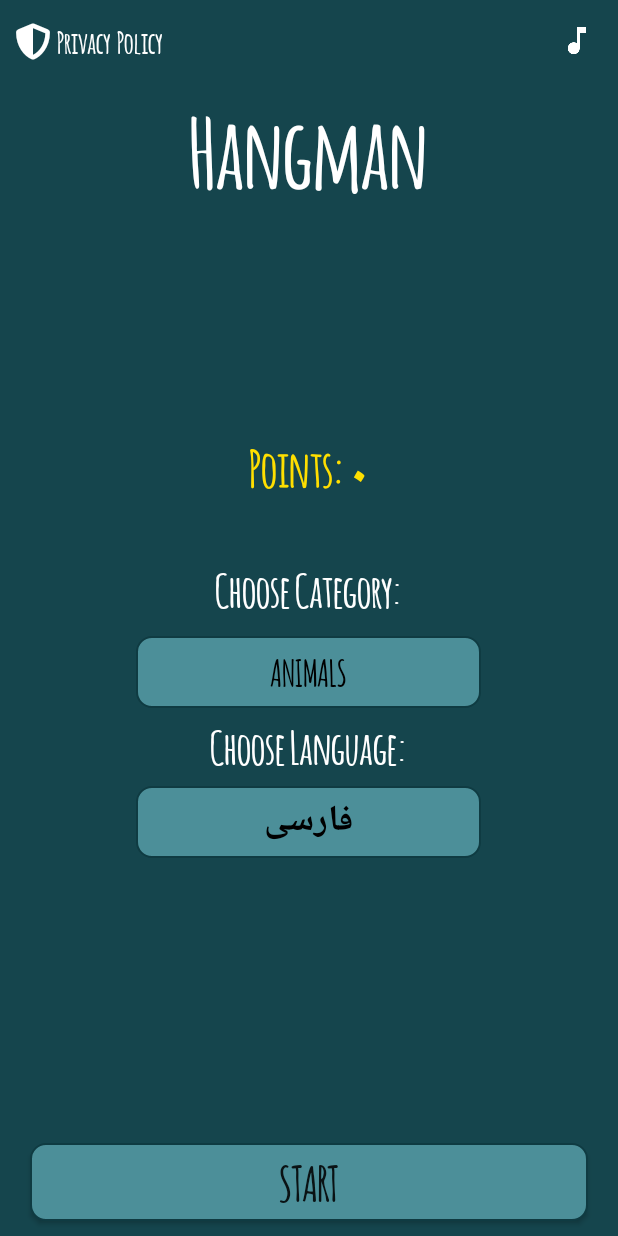
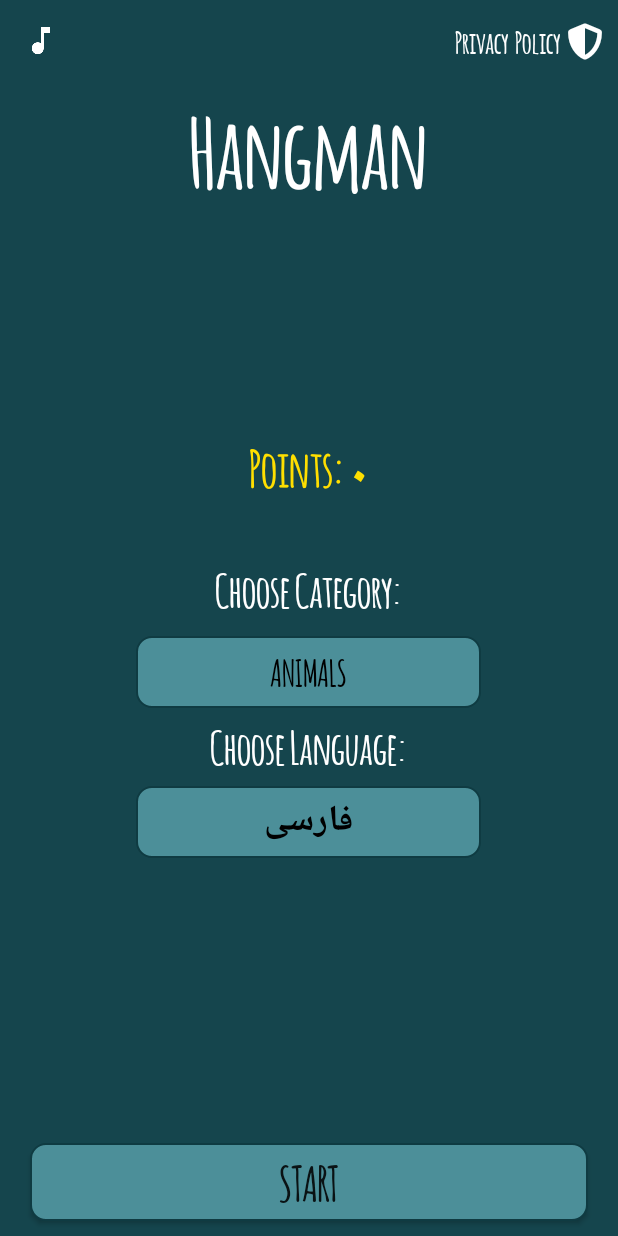
Before and after one commit to Soharash/sloth, an Android app: the screen it shows after launch (StartActivity), on a phone screen of 412 x 824 dp. Run offline under Robolectric (Android 15) with nearby library versions, the phone set to English and light mode, and no system bars; our stand-ins replace AdMob.

Commit message:
Remove rating bonus and Bug fix

```diff
--- a/app/src/main/java/com/sohara/hangman/StartActivity.java
+++ b/app/src/main/java/com/sohara/hangman/StartActivity.java
@@ -49,10 +49,7 @@ public class StartActivity extends AppCompatActivity implements View.OnClickList
     String[] categoryNames;
     public static String[] language = new String[]{"english", "فارسی"};
     public static String[] languageCodes = new String[]{"en", "fa"};
-
-    //    String[] difficulty = { "Easy", "Medium", "Hard" };
     SharedPreferences.Editor editor;
-    Typeface font;
     ImageButton ibNoSound;
     ImageButton ibSound;
     SharedPreferences prefs;
@@ -62,8 +59,7 @@ public class StartActivity extends AppCompatActivity implements View.OnClickList
     TextView tvPoints;
     String TAG = "StartActivity";
     Resources currentResources;
-    RelativeLayout privacyPolicyLayout;
-//    TextView tvDifficulty;
+    LinearLayout privacyPolicyLayout;
 
 
     public void onBackPressed() {
@@ -220,6 +216,7 @@ public class StartActivity extends AppCompatActivity implements View.OnClickList
         } else {
             Utils.changeLocale(this, languageCodes[0]);
         }
+        Utils.forceLtrIfSupported(this);
         init();
 
         tableNames = DatabaseHelper.getAllTables(this);
--- a/app/src/main/res/layout/activity_start.xml
+++ b/app/src/main/res/layout/activity_start.xml
@@ -14,17 +14,21 @@
         android:background="@color/colorPrimary"
         android:orientation="vertical">
 
-        <RelativeLayout
+        <LinearLayout
             android:id="@+id/top_layout"
             android:layout_width="match_parent"
             android:layout_height="wrap_content"
             android:layout_alignParentTop="true">
 
+            <RelativeLayout
+                android:layout_width="wrap_content"
+                android:layout_height="wrap_content">
+
                 <ImageButton
                     android:id="@+id/ibClose"
                     android:layout_width="wrap_content"
                     android:layout_height="wrap_content"
-                android:layout_alignParentRight="true"
+                    android:layout_alignParentLeft="true"
                     android:layout_alignParentTop="true"
                     android:background="#00ffffff"
                     android:padding="10dp"
@@ -34,46 +38,50 @@
                     android:id="@+id/ibSound"
                     android:layout_width="wrap_content"
                     android:layout_height="wrap_content"
-                android:layout_alignParentRight="true"
+                    android:layout_alignParentLeft="true"
                     android:layout_alignParentTop="true"
                     android:background="#00ffffff"
                     android:padding="15.0dip"
                     app:srcCompat="@mipmap/ic_music_note_white_24dp" />
 
+            </RelativeLayout>
 
             <RelativeLayout
+                android:layout_width="0dp"
+                android:layout_height="wrap_content"
+                android:layout_weight="1"
+                android:gravity="center_vertical"
+                android:padding="10dp">
+
+                <LinearLayout
+                    android:id="@+id/privacy_policy_layout"
                     android:layout_width="wrap_content"
                     android:layout_height="wrap_content"
-                android:padding="10dp"
-                android:id="@+id/privacy_policy_layout"
-                android:layout_alignParentLeft="true"
-                android:gravity="center_vertical"
-                android:layout_alignParentTop="true">
-
-                <com.sohara.hangman.CustomViews.IconTextView
-                    android:layout_width="wrap_content"
-                    android:layout_height="wrap_content"
-                    android:text="@string/icon_shield_alt"
-                    android:textSize="24dp"
-                    android:id="@+id/icon"
-                    android:layout_centerVertical="true"
-                    android:layout_alignParentLeft="true"
-                    android:textColor="@android:color/white"
-                    android:tag="font_awesome_solid.otf"/>
+                    android:layout_alignParentRight="true"
+                    android:gravity="center_vertical">
 
                     <com.sohara.hangman.CustomViews.CustomTextView
                         android:layout_width="wrap_content"
                         android:layout_height="wrap_content"
+                        android:layout_margin="4dp"
                         android:tag="2"
-                    android:layout_centerVertical="true"
-                    android:layout_toRightOf="@id/icon"
                         android:text="Privacy  Policy"
-                    android:textSize="20dp"
                         android:textColor="@android:color/white"
-                    android:layout_margin="4dp"/>
+                        android:textSize="20dp" />
+                    <com.sohara.hangman.CustomViews.IconTextView
+                        android:id="@+id/icon"
+                        android:layout_width="wrap_content"
+                        android:layout_height="wrap_content"
+                        android:tag="font_awesome_solid.otf"
+                        android:text="@string/icon_shield_alt"
+                        android:textColor="@android:color/white"
+                        android:textSize="24dp" />
+
+
+                </LinearLayout>
             </RelativeLayout>
 
-        </RelativeLayout>
+        </LinearLayout>
 
         <com.sohara.hangman.CustomViews.CustomTextView
             android:id="@+id/tvLogo"
@@ -93,14 +101,15 @@
             android:layout_centerVertical="true"
             android:gravity="center_horizontal"
             android:orientation="vertical">
+
             <com.sohara.hangman.CustomViews.CustomTextView
                 android:id="@+id/tvPoints"
                 android:layout_width="wrap_content"
                 android:layout_height="wrap_content"
+                android:layout_marginTop="20dp"
+
                 android:padding="16dp"
-
                 android:tag="2"
-                android:layout_marginTop="20dp"
                 android:textColor="#FFDF00"
                 android:textSize="34dp" />
 
@@ -176,13 +185,13 @@
             android:layout_height="wrap_content"
             android:layout_above="@id/ad_layout"
             android:layout_centerHorizontal="true"
+            android:layout_marginLeft="20dp"
+            android:layout_marginTop="10.0dip"
+            android:layout_marginRight="20dp"
             android:layout_marginBottom="10dp"
-            android:layout_marginLeft="20dp"
-            android:layout_marginRight="20dp"
-            android:layout_marginTop="10.0dip"
             android:background="@drawable/button_round"
+            android:paddingTop="4dp"
             android:paddingBottom="4dp"
-            android:paddingTop="4dp"
             android:tag="2"
             android:text="@string/start_game"
             android:textSize="32.0dip" />
@@ -207,12 +216,12 @@
             android:id="@+id/linearLayout2"
             android:layout_width="fill_parent"
             android:layout_height="wrap_content"
+            android:layout_alignParentLeft="true"
             android:layout_alignParentBottom="true"
-            android:layout_alignParentLeft="true"
+            android:layout_marginLeft="20.0dip"
+            android:layout_marginTop="10.0dip"
+            android:layout_marginRight="20.0dip"
             android:layout_marginBottom="10.0dip"
-            android:layout_marginLeft="20.0dip"
-            android:layout_marginRight="20.0dip"
-            android:layout_marginTop="10.0dip"
             android:orientation="horizontal"
             android:visibility="gone">
 
```
Also changed, not shown: app/src/main/java/com/sohara/hangman/GameActivity.java (+36 -36 lines). Lines whose indentation alone changed are shown as unchanged.
